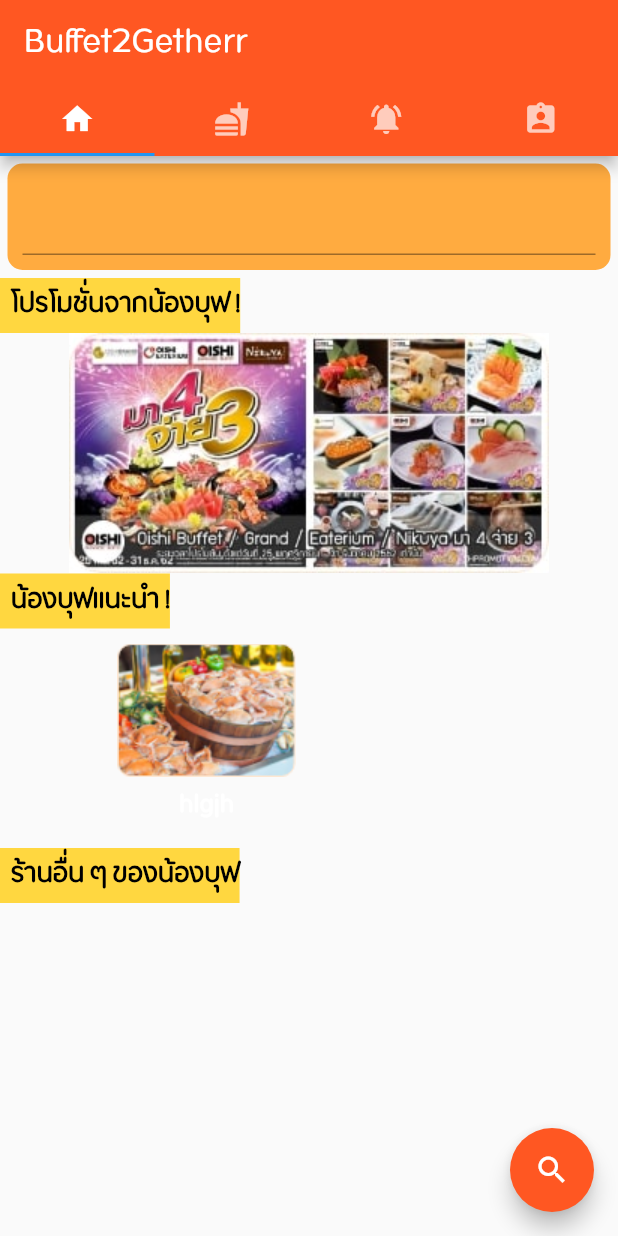
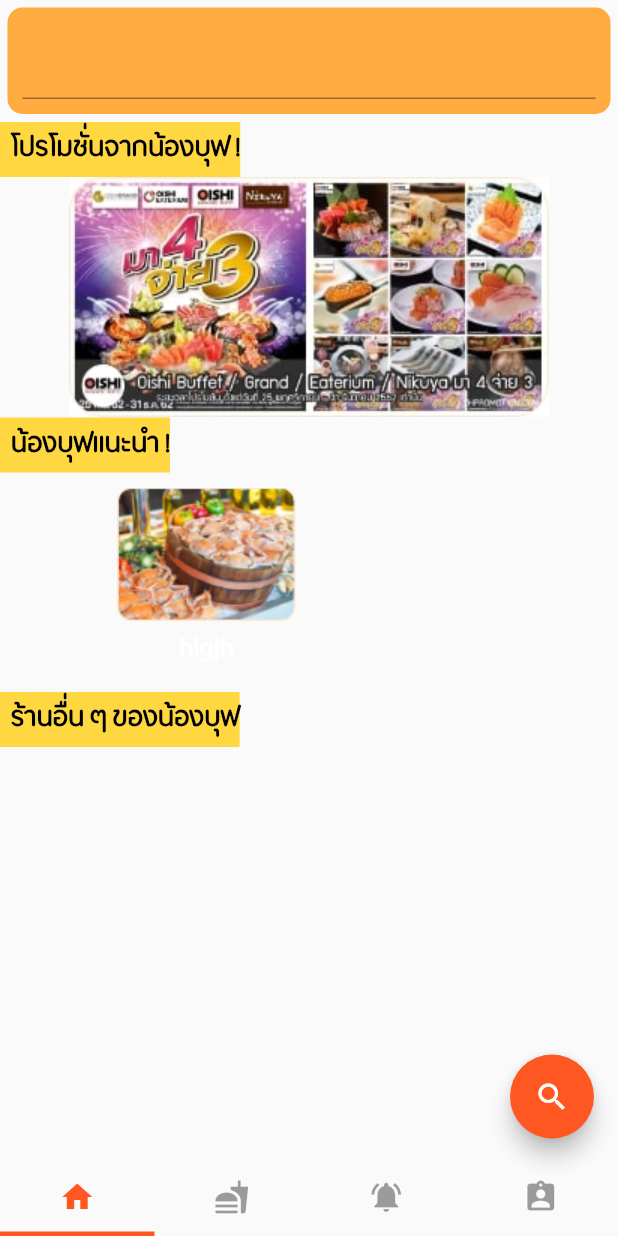
Before and after one commit to Buffet2gether/buffet2gether, a Flutter app: the screen it shows after launch, on a phone screen of 412 x 824 dp. Run offline on Flutter 3.47's test engine with Material 2 defaults, Android fonts, the light colour scheme and no system bars.

Commit message:
Update main.dart
แก้จาก appbar เป็น bottomNavigationBar (อยู่ด้านล่างแทน)

```diff
--- a/buffet2gether_home/lib/main.dart
+++ b/buffet2gether_home/lib/main.dart
@@ -217,8 +217,8 @@
       home: DefaultTabController(
         length: 4,
         child: Scaffold(
-          appBar: AppBar(
-            bottom: TabBar(
+
+          bottomNavigationBar: TabBar(
               tabs:
               [
                 Tab(icon: Icon(Icons.home),),
@@ -226,9 +226,13 @@
                 Tab(icon: Icon(Icons.notifications_active),),
                 Tab(icon: Icon(Icons.assignment_ind),),
               ],
+              unselectedLabelColor: Colors.black38,
+              labelColor: Colors.deepOrange,
+              indicatorColor: Colors.deepOrange,
+              indicatorWeight: 3.0,
             ),
-            title: Text('Buffet2Getherr',style: TextStyle(fontFamily: 'Opun'),),backgroundColor: Colors.deepOrange,
-          ),
+
+
           body: TabBarView(
             children: [
               Container(
```
